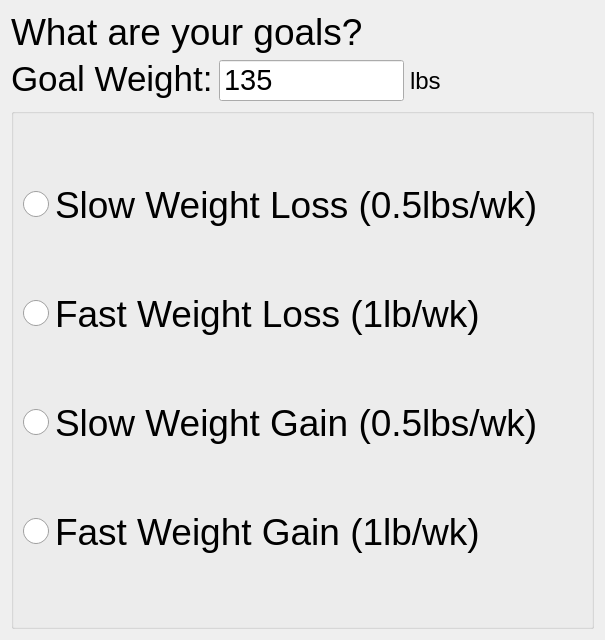
Old version of the form ui/setup/GoalsPage.ui in the repository OpenFitnessPal/OpenFitnessPal.
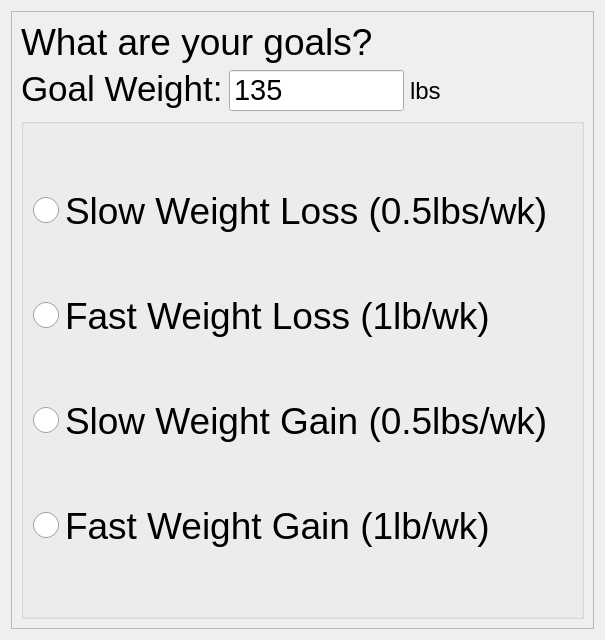
New version of the form.

Diff of the .ui file:
```diff
--- a/ui/setup/GoalsPage.ui
+++ b/ui/setup/GoalsPage.ui
@@ -14,6 +14,21 @@
    <string>WizardPage</string>
   </property>
   <layout class="QGridLayout" name="gridLayout">
+   <item row="0" column="0">
+    <widget class="QScrollArea" name="scrollArea">
+     <property name="widgetResizable">
+      <bool>true</bool>
+     </property>
+     <widget class="QWidget" name="scrollAreaWidgetContents">
+      <property name="geometry">
+       <rect>
+        <x>0</x>
+        <y>0</y>
+        <width>585</width>
+        <height>620</height>
+       </rect>
+      </property>
+      <layout class="QGridLayout" name="gridLayout_2">
    <item row="0" column="0" colspan="3">
     <widget class="QLabel" name="label">
      <property name="sizePolicy">
@@ -189,6 +204,10 @@
        </widget>
       </item>
      </layout>
+        </widget>
+       </item>
+      </layout>
+     </widget>
     </widget>
    </item>
   </layout>
```
Left out of the diff: 6 changed lines with no effect on the pictures. Lines whose indentation alone changed are shown as unchanged.
